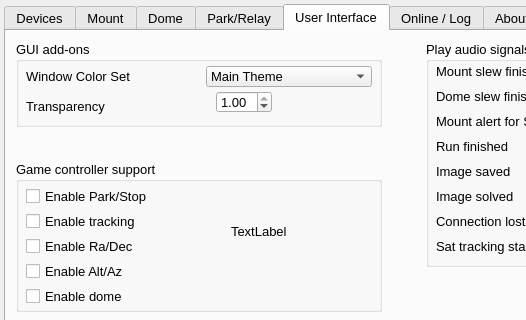
mworion/MountWizzard4, file src_add/widgets/setting.ui: the form before one commit; both pictures show x 0 to 526 and y 0 to 320 of the 800 by 410 pixel window.
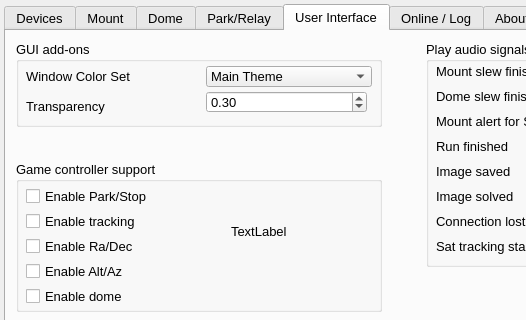
The form after the commit.

Diff of the .ui file:
```diff
--- a/src_add/widgets/setting.ui
+++ b/src_add/widgets/setting.ui
@@ -6249,15 +6249,21 @@
        <widget class="QDoubleSpinBox" name="transparency">
         <property name="geometry">
          <rect>
-          <x>200</x>
+          <x>190</x>
           <y>50</y>
-          <width>56</width>
+          <width>161</width>
           <height>22</height>
          </rect>
         </property>
+        <property name="sizePolicy">
+         <sizepolicy hsizetype="Fixed" vsizetype="Fixed">
+          <horstretch>0</horstretch>
+          <verstretch>0</verstretch>
+         </sizepolicy>
+        </property>
         <property name="maximumSize">
          <size>
-          <width>56</width>
+          <width>16777215</width>
           <height>16777215</height>
          </size>
         </property>
@@ -6274,7 +6280,7 @@
          <double>0.200000000000000</double>
         </property>
         <property name="value">
-         <double>1.000000000000000</double>
+         <double>0.300000000000000</double>
         </property>
        </widget>
       </widget>
```
Left out of the diff: 2 changed lines with no effect on the pictures.
